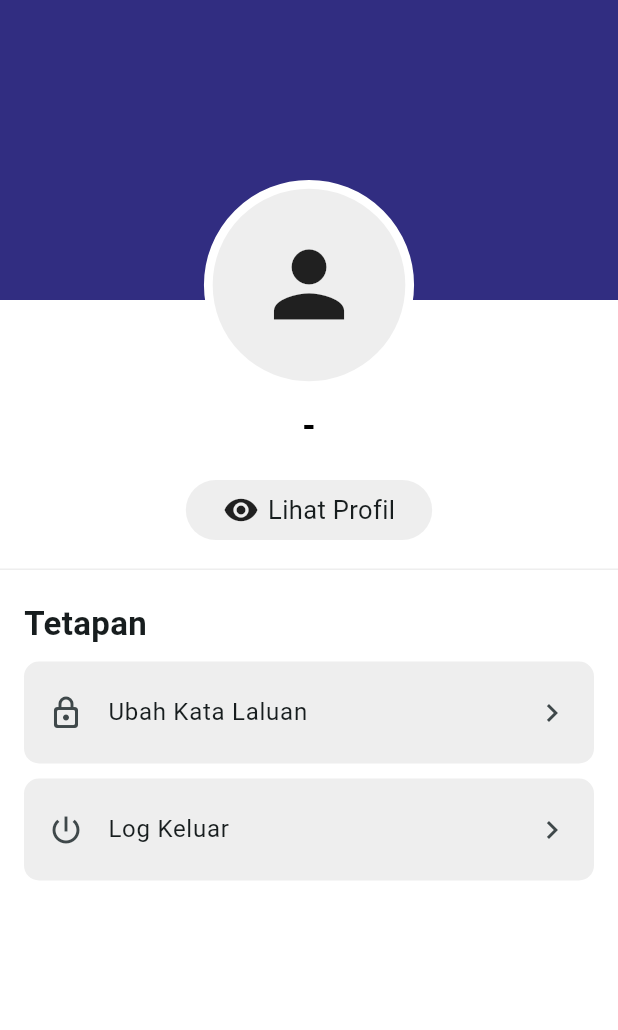
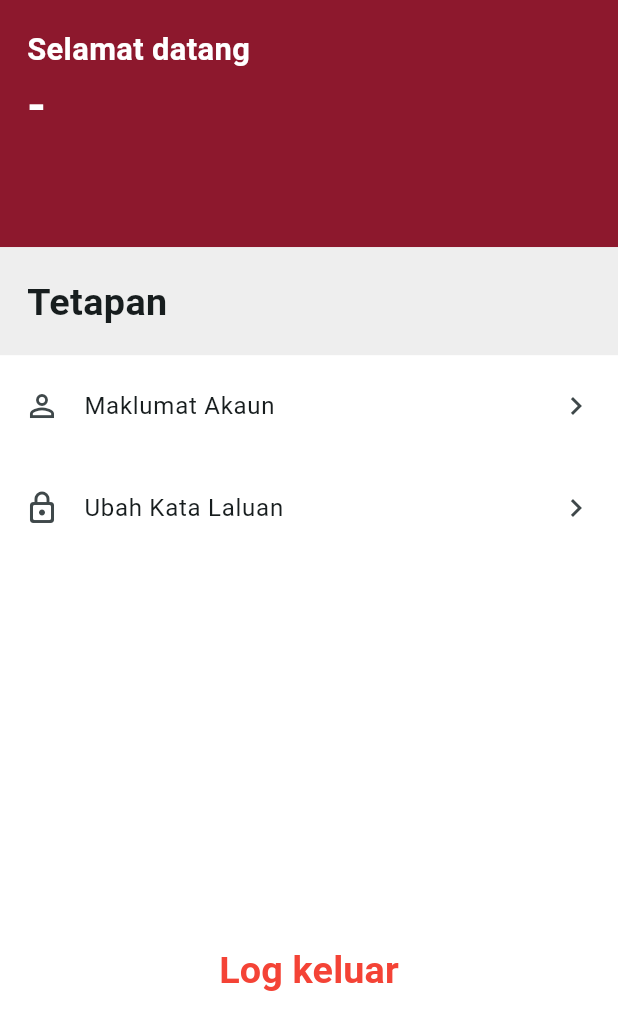
Before and after one commit to VistaKencana/ERUMAH_CENSUS, a Flutter app: the ProfileScreen screen opened directly, on a phone screen of 412 x 824 dp. Shown: the top 1030 px of the screen. Run offline on Flutter 3.47's test engine with Material 3 defaults, Android fonts, the phone set to English and light mode, and no system bars; our stand-ins replace another_flushbar, camera, device_info_plus, dotted_border, equatable, file_picker and 13 more; missing offline and left inert: google_mlkit_document_scanner, qr_code_scanner_plus; accounts and stored records are empty.

Commit message:
add design

```diff
--- a/lib/screens/profile/profile_screen.dart
+++ b/lib/screens/profile/profile_screen.dart
@@ -1,10 +1,11 @@
-import 'package:eperumahan_bancian/components/transition_appbar.dart';
+import 'package:eperumahan_bancian/config/constants/app_colors.dart';
 import 'package:eperumahan_bancian/data/hive-manager/repository/login_pref.dart';
 import 'package:eperumahan_bancian/screens/login/bloc/auth_bloc.dart';
 import 'package:eperumahan_bancian/screens/profile/profile_change_pwd_screen.dart';
 import 'package:eperumahan_bancian/screens/profile/profile_update_screen.dart';
 import 'package:flutter/material.dart';
 import 'package:flutter_bloc/flutter_bloc.dart';
+import 'package:flutter_screenutil/flutter_screenutil.dart';
 import 'package:page_transition/page_transition.dart';
 
 import '../../components/custom_alertdialog.dart';
@@ -19,53 +20,80 @@ class ProfileScreen extends StatefulWidget {
 class _ProfileScreenState extends State<ProfileScreen> {
   @override
   Widget build(BuildContext context) {
+    return LayoutBuilder(builder: (context, constraint) {
       return Scaffold(
-      body: NestedScrollView(headerSliverBuilder: (context, innerScroll) {
-        return [
-          SliverOverlapAbsorber(
-            //To avoid extra scrolling Absorber & Injector
-            handle: NestedScrollView.sliverOverlapAbsorberHandleFor(context),
-            sliver: TransitionAppBar(
-              onEdit: () {
+          body: SingleChildScrollView(
+        child: Column(
+          children: [
+            Container(
+              padding: const EdgeInsets.all(18),
+              color: AppColors.primary.color,
+              height: constraint.maxHeight * .2,
+              width: double.infinity,
+              child: SafeArea(
+                child: Column(
+                  crossAxisAlignment: CrossAxisAlignment.start,
+                  children: [
+                    // Align(
+                    //   alignment: Alignment.centerRight,
+                    //   child: GestureDetector(
+                    //     onTap: () {
+                    //       Navigator.pop(context);
+                    //     },
+                    //     child: Container(
+                    //       decoration: BoxDecoration(
+                    //         color: AppColors.midGrey.color,
+                    //         shape: BoxShape.circle,
+                    //       ),
+                    //       padding: const EdgeInsets.all(10),
+                    //       child: const Icon(
+                    //         Icons.close,
+                    //         size: 20,
+                    //       ),
+                    //     ),
+                    //   ),
+                    // ),
+                    Text(
+                      "Selamat datang",
+                      style: TextStyle(
+                          fontWeight: FontWeight.bold,
+                          fontSize: 18.sp,
+                          color: Colors.white),
+                    ),
+                    Text(
+                      LoginPreference().getUsername() ?? "-",
+                      style: TextStyle(
+                          fontWeight: FontWeight.bold,
+                          fontSize: 28.sp,
+                          color: Colors.white),
+                    ),
+                  ],
+                ),
+              ),
+            ),
+            Container(
+              padding: const EdgeInsets.all(18),
+              width: double.infinity,
+              color: Colors.grey.shade200,
+              child: Text(
+                "Tetapan",
+                style: TextStyle(
+                  fontWeight: FontWeight.bold,
+                  fontSize: 22.sp,
+                ),
+              ),
+            ),
+            _profileTile(
+              icon: Icons.person_outline,
+              title: "Maklumat Akaun",
+              onTap: () {
                 Navigator.push(
                     context,
                     PageTransition(
                         child: const ProfileUpdateScreen(),
-                        type: PageTransitionType.rightToLeft));
+                        type: PageTransitionType.bottomToTop));
               },
-              delegate: TemparoryDelegate(),
-              leading: Container(
-                padding: const EdgeInsets.all(10),
-                decoration: BoxDecoration(
-                    border: Border.all(color: Colors.white, width: 2),
-                    shape: BoxShape.circle,
-                    color: Colors.grey.shade200),
-                child: const Icon(
-                  Icons.person,
             ),
-              ),
-              name: LoginPreference().getUsername() ?? "-",
-            ),
-          ),
-        ];
-      }, body: Builder(builder: (context) {
-        return CustomScrollView(slivers: [
-          SliverOverlapInjector(
-            //To avoid extra scrolling Absorber & Injector
-            handle: NestedScrollView.sliverOverlapAbsorberHandleFor(context),
-          ),
-          SliverList(
-              delegate: SliverChildListDelegate([
-            Padding(
-              padding: const EdgeInsets.symmetric(vertical: 20, horizontal: 16),
-              child: Column(
-                crossAxisAlignment: CrossAxisAlignment.start,
-                children: [
-                  const Text(
-                    "Tetapan",
-                    style: TextStyle(fontSize: 22, fontWeight: FontWeight.bold),
-                  ),
-                  const SizedBox(height: 10),
             _profileTile(
               icon: Icons.lock_outline_rounded,
               title: "Ubah Kata Laluan",
@@ -77,21 +105,21 @@ class _ProfileScreenState extends State<ProfileScreen> {
                         type: PageTransitionType.rightToLeft));
               },
             ),
-                  const SizedBox(height: 10),
-                  _profileTile(
-                    icon: Icons.power_settings_new,
-                    title: "Log Keluar",
-                    onTap: () {
+            SizedBox(height: constraint.maxHeight * .3),
+            TextButton(
+                onPressed: () {
                   _showLogoutAlert();
                 },
-                  ),
+                child: Text('Log keluar',
+                    style: TextStyle(
+                      color: Colors.red,
+                      fontWeight: FontWeight.bold,
+                      fontSize: 22.sp,
+                    )))
           ],
         ),
-            ),
-          ]))
-        ]);
-      })),
-    );
+      ));
+    });
   }
 
   ListTile _profileTile(
@@ -102,7 +130,7 @@ class _ProfileScreenState extends State<ProfileScreen> {
       onTap: onTap,
       title: Text(title),
       leading: Icon(icon),
-      tileColor: Colors.grey.shade200,
+      // tileColor: Colors.grey.shade200,
       trailing: const Icon(Icons.chevron_right),
       contentPadding: const EdgeInsets.symmetric(vertical: 6, horizontal: 16),
       shape: RoundedRectangleBorder(borderRadius: BorderRadius.circular(10)),
--- a/lib/screens/qr-home/qrscan_screen.dart
+++ b/lib/screens/qr-home/qrscan_screen.dart
@@ -245,9 +245,10 @@ class _QrScanScreenState extends State<QrScanScreen> {
       onQRViewCreated: _onQRViewCreated,
       overlay: QrScannerOverlayShape(
           borderColor: Colors.white,
-          borderRadius: 10,
+          borderRadius: 30,
           borderLength: 30,
           borderWidth: 10,
+          overlayColor: Colors.black87,
           cutOutSize: scanArea),
       onPermissionSet: (ctrl, p) => _onPermissionSet(context, ctrl, p),
     );
```
Lines whose indentation alone changed are shown as unchanged.
